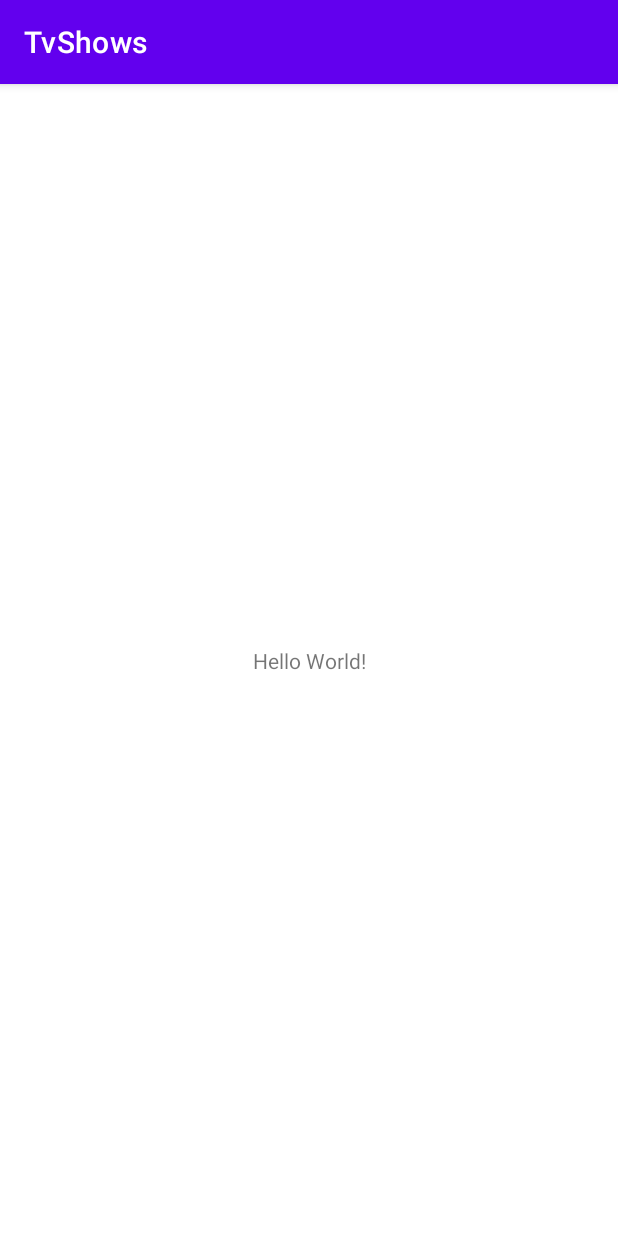
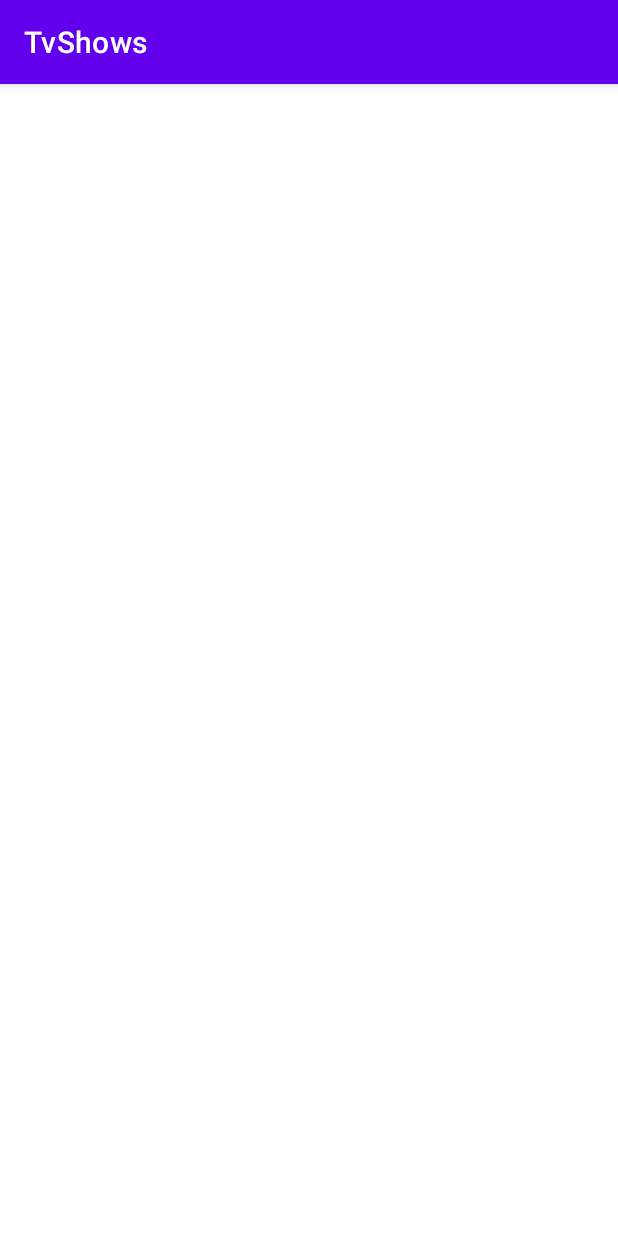
Before and after one commit to mashahbazi/TvShows, an Android app: the screen it shows after launch (MainActivity), on a phone screen of 412 x 824 dp. Run offline under Robolectric (Android 15) with nearby library versions, the phone set to English and light mode, and no system bars.

Commit message:
prepare main activity for multi fragment

```diff
--- a/app/src/main/AndroidManifest.xml
+++ b/app/src/main/AndroidManifest.xml
@@ -10,7 +10,7 @@
         android:supportsRtl="true"
         android:theme="@style/Theme.TvShows">
         <activity
-            android:name=".MainActivity"
+            android:name=".ui.mainactivity.MainActivity"
             android:exported="true">
             <intent-filter>
                 <action android:name="android.intent.action.MAIN" />
--- a/app/src/main/res/layout/activity_main.xml
+++ b/app/src/main/res/layout/activity_main.xml
@@ -1,18 +1,9 @@
 <?xml version="1.0" encoding="utf-8"?>
-<androidx.constraintlayout.widget.ConstraintLayout xmlns:android="http://schemas.android.com/apk/res/android"
-    xmlns:app="http://schemas.android.com/apk/res-auto"
+<FrameLayout xmlns:android="http://schemas.android.com/apk/res/android"
     xmlns:tools="http://schemas.android.com/tools"
+    android:id="@+id/fragment_container"
     android:layout_width="match_parent"
     android:layout_height="match_parent"
-    tools:context=".MainActivity">
+    tools:context=".ui.mainactivity.MainActivity">
 
-    <TextView
-        android:layout_width="wrap_content"
-        android:layout_height="wrap_content"
-        android:text="Hello World!"
-        app:layout_constraintBottom_toBottomOf="parent"
-        app:layout_constraintLeft_toLeftOf="parent"
-        app:layout_constraintRight_toRightOf="parent"
-        app:layout_constraintTop_toTopOf="parent" />
-
-</androidx.constraintlayout.widget.ConstraintLayout>
+</FrameLayout>
```
Also changed, not shown: app/src/main/java/com/combyn/tvshows/MainActivity.kt (deleted, +0 -11 lines), app/src/main/java/com/combyn/tvshows/ui/mainactivity/MainActivity.kt (added, +26 -0 lines).
